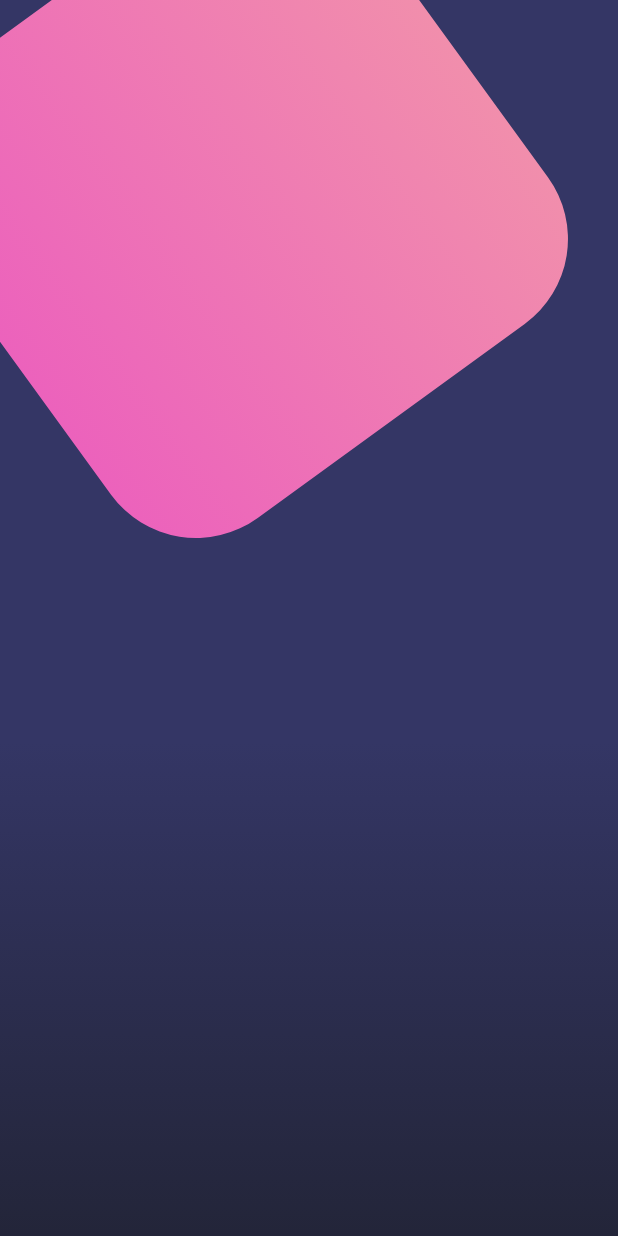
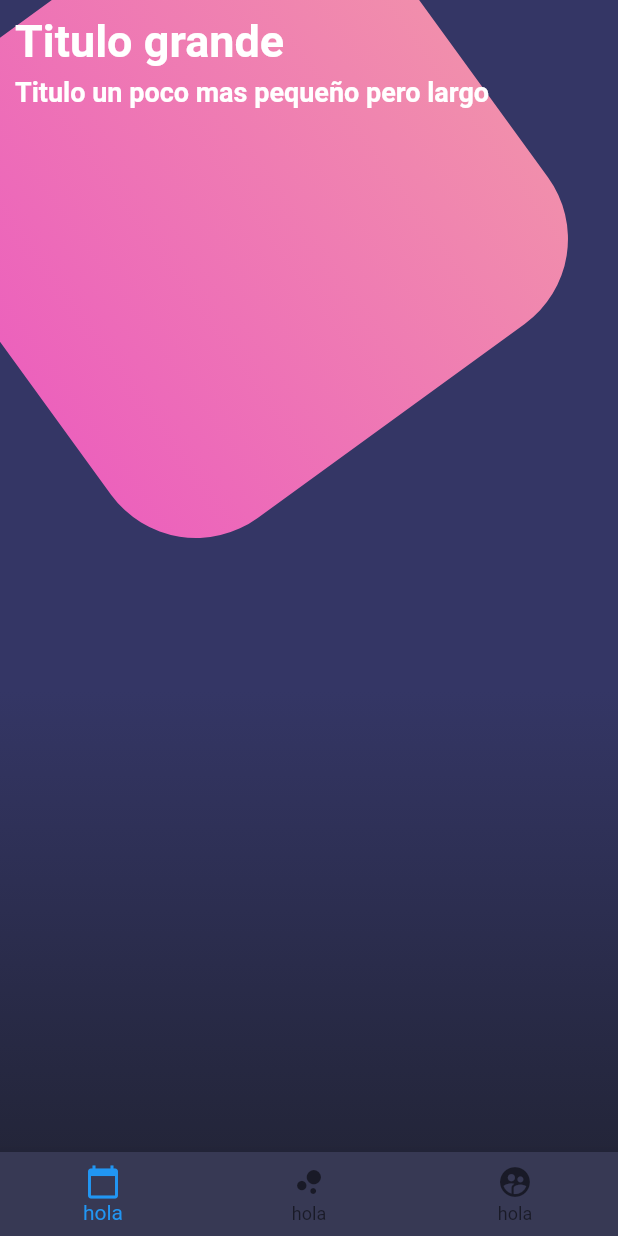
Before and after one commit to jdpadillaac/flutter-design-example, a Flutter app: the screen it shows after launch, on a phone screen of 412 x 824 dp. Run offline on Flutter 3.47's test engine with Material 2 defaults, Android fonts, the phone set to English and light mode, and no system bars.

```diff
--- a/lib/src/pages/buttons_page.dart
+++ b/lib/src/pages/buttons_page.dart
@@ -5,9 +5,17 @@ class ButtonsPage extends StatelessWidget {
   @override
   Widget build(BuildContext context) {
     return Scaffold(
+        bottomNavigationBar: _bottomNavigationBar(context),
         body: Stack(
-      children: [_background()],
-    ));
+          children: [
+            _background(),
+            SingleChildScrollView(
+              child: Column(
+                children: [_titles()],
+              ),
+            )
+          ],
+        ));
   }
 
   Widget _background() {
@@ -49,4 +57,47 @@ class ButtonsPage extends StatelessWidget {
       ],
     );
   }
+
+  Widget _titles() {
+    return SafeArea(
+      child: Container(
+        padding: EdgeInsets.all(10.0),
+        child: Column(
+          crossAxisAlignment: CrossAxisAlignment.start,
+          children: [
+            Text('Titulo grande',
+                style: TextStyle(
+                    color: Colors.white,
+                    fontSize: 30.0,
+                    fontWeight: FontWeight.bold)),
+            SizedBox(height: 6.0),
+            Text('Titulo un poco mas pequeño pero largo',
+                style: TextStyle(
+                    color: Colors.white,
+                    fontSize: 18.0,
+                    fontWeight: FontWeight.bold))
+          ],
+        ),
+      ),
+    );
+  }
+
+  Widget _bottomNavigationBar(BuildContext context) {
+    return Theme(
+        data: Theme.of(context).copyWith(
+            canvasColor: Color.fromRGBO(55, 57, 84, 1.0),
+            primaryColor: Colors.pinkAccent,
+            textTheme: Theme.of(context).textTheme.copyWith(
+                caption: TextStyle(color: Color.fromRGBO(166, 117, 152, 1.0)))),
+        child: BottomNavigationBar(
+          items: [
+            BottomNavigationBarItem(
+                label: 'hola', icon: Icon(Icons.calendar_today)),
+            BottomNavigationBarItem(
+                label: 'hola', icon: Icon(Icons.bubble_chart)),
+            BottomNavigationBarItem(
+                label: 'hola', icon: Icon(Icons.supervised_user_circle))
+          ],
+        ));
+  }
 }
```
